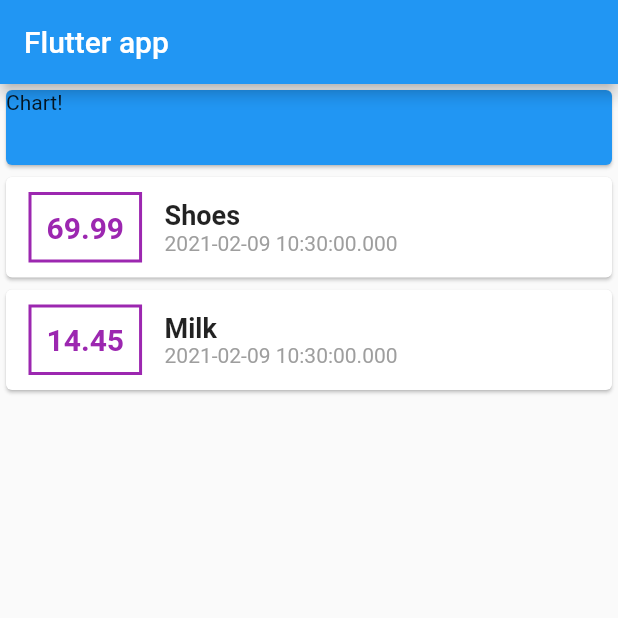
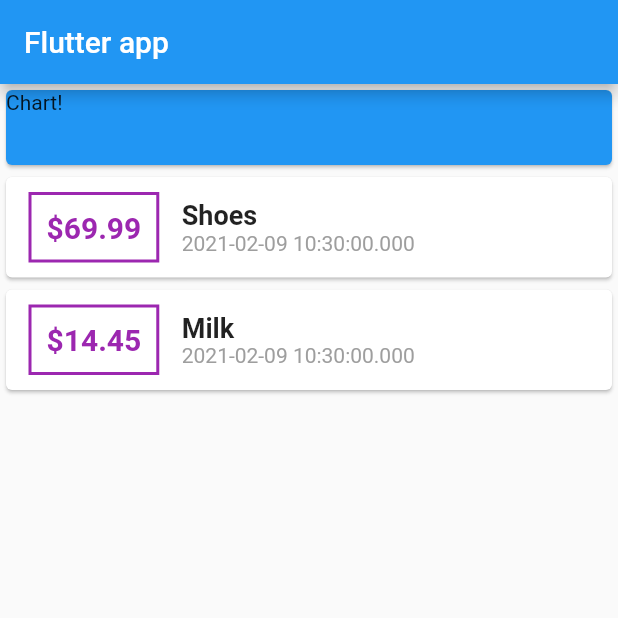
Before and after one commit to MaksymShokin/Personal_Expenses, a Flutter app: the screen it shows after launch, on a phone screen of 412 x 824 dp, the top half of it. Run offline on Flutter 3.47's test engine with Material 2 defaults, Android fonts, the phone set to English and light mode, and no system bars.

```diff
--- a/lib/main.dart
+++ b/lib/main.dart
@@ -68,7 +68,7 @@ class MyHomePage extends StatelessWidget {
                         ),
                       ),
                       child: Text(
-                        elem.amount.toString(),
+                        '\$${elem.amount}',
                         style: TextStyle(
                           fontWeight: FontWeight.bold,
                           fontSize: 20,
```
